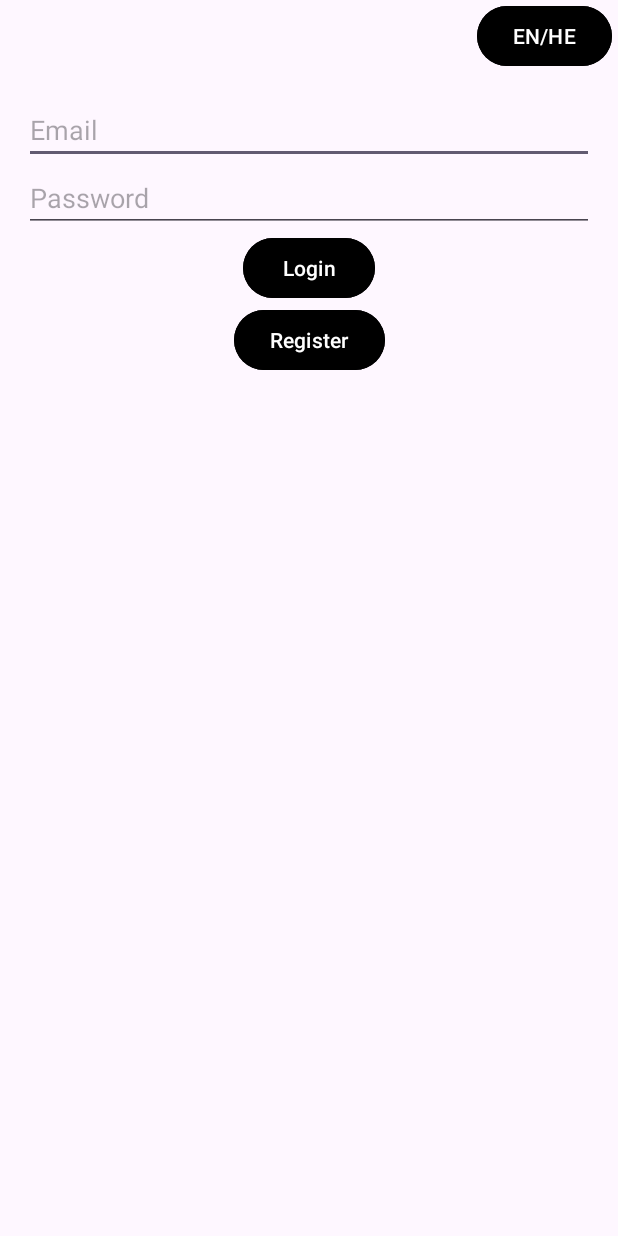
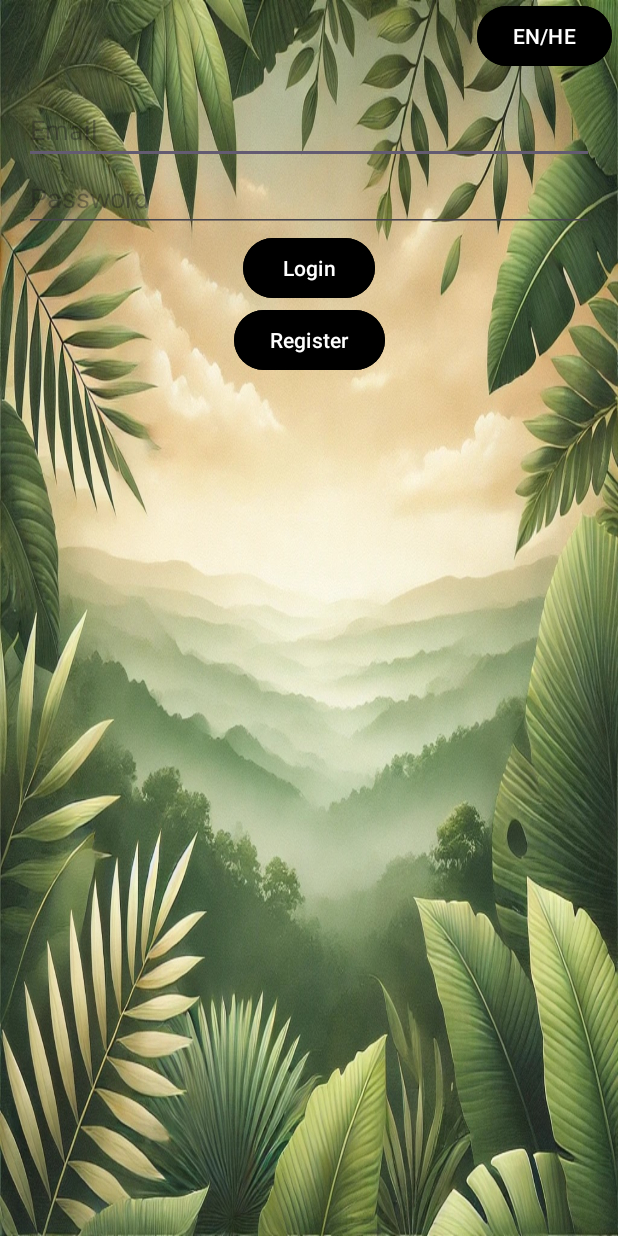
Before and after one commit to BenSimany/AnimalInfoApp, an Android app: the screen it shows after launch (MainActivity), on a phone screen of 412 x 824 dp. Run offline under Robolectric (Android 15) with nearby library versions, the phone set to English and light mode, and no system bars; our stand-ins replace Firebase (no records; nobody signed in at launch, a user with empty details on screens opened directly).

Commit message:
background
background changed

```diff
--- a/app/src/main/res/layout/activity_main.xml
+++ b/app/src/main/res/layout/activity_main.xml
@@ -6,6 +6,7 @@
     android:id="@+id/mainContainer"
     android:layout_width="match_parent"
     android:layout_height="match_parent"
+    android:background="@drawable/jungle_background"
     tools:context=".activities.MainActivity">
 
     <!-- ה-Navigation Host, מצביע על nav_graph.xml -->
--- a/app/src/main/res/layout/fragment_add_animal.xml
+++ b/app/src/main/res/layout/fragment_add_animal.xml
@@ -4,6 +4,7 @@
     xmlns:app="http://schemas.android.com/apk/res-auto"
     android:layout_width="match_parent"
     android:layout_height="match_parent"
+    android:background="@drawable/jungle_background"
     android:padding="16dp">
 
     <Button
--- a/app/src/main/res/layout/fragment_animals.xml
+++ b/app/src/main/res/layout/fragment_animals.xml
@@ -4,7 +4,7 @@
     xmlns:app="http://schemas.android.com/apk/res-auto"
     android:layout_width="match_parent"
     android:layout_height="match_parent"
-    android:background="@color/background_gray"
+    android:background="@drawable/jungle_background"
     android:padding="16dp">
 
     <!-- שורת חיפוש -->
--- a/app/src/main/res/layout/fragment_login.xml
+++ b/app/src/main/res/layout/fragment_login.xml
@@ -4,6 +4,7 @@
     xmlns:app="http://schemas.android.com/apk/res-auto"
     android:layout_width="match_parent"
     android:layout_height="match_parent"
+    android:background="@drawable/jungle_background"
     android:padding="16dp">
 
     <!-- אימייל -->
--- a/app/src/main/res/layout/fragment_register.xml
+++ b/app/src/main/res/layout/fragment_register.xml
@@ -4,6 +4,7 @@
     xmlns:app="http://schemas.android.com/apk/res-auto"
     android:layout_width="match_parent"
     android:layout_height="match_parent"
+    android:background="@drawable/jungle_background"
     android:padding="16dp">
 
     <!-- שם -->
```
Also changed, not shown: app/src/main/res/drawable/jungle_background.jpg (added).
